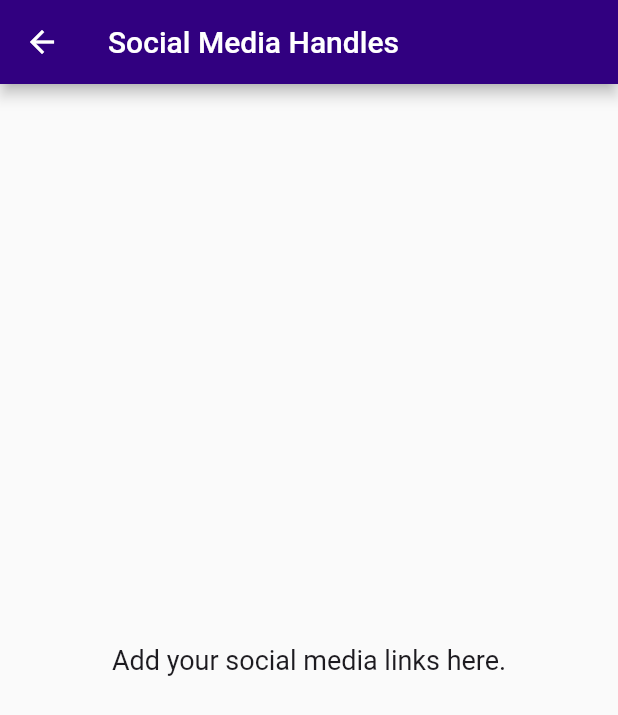
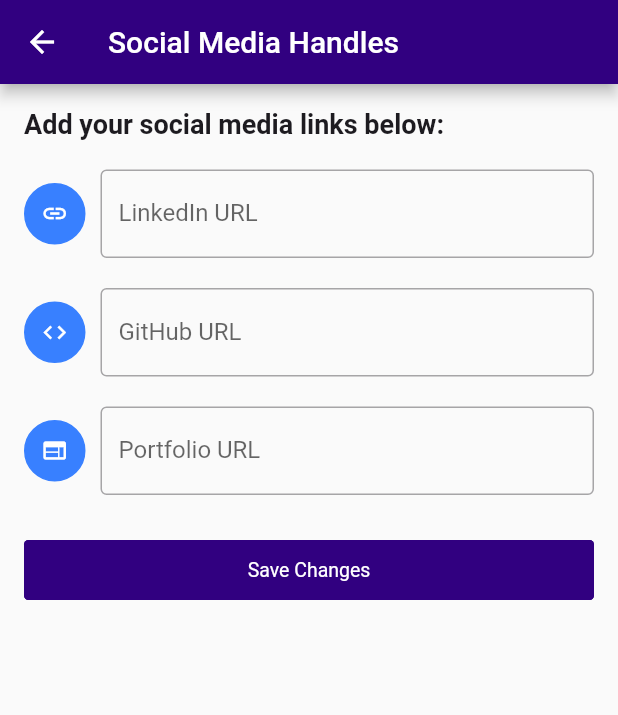
Before and after one commit to Rithik1611/team_up, a Flutter app: the SocialMediaPage screen opened directly, on a phone screen of 412 x 824 dp. Shown: the top 715 px of the screen. Run offline on Flutter 3.47's test engine with Material 3 defaults, Android fonts, the phone set to English and light mode, and no system bars; drawn by our look-alikes of getwidget; our stand-ins replace awesome_snackbar_content, curved_navigation_bar, dio, dropdown_search, google_fonts, image_picker and 1 more.

Commit message:
Social media handles

```diff
--- a/lib/view/social_media_page.dart
+++ b/lib/view/social_media_page.dart
@@ -1,7 +1,61 @@
 import 'package:flutter/material.dart';
+import 'package:getwidget/getwidget.dart';
+import 'package:url_launcher/url_launcher.dart';
 
-class SocialMediaPage extends StatelessWidget {
+class SocialMediaPage extends StatefulWidget {
   const SocialMediaPage({Key? key}) : super(key: key);
+
+  @override
+  _SocialMediaPageState createState() => _SocialMediaPageState();
+}
+
+class _SocialMediaPageState extends State<SocialMediaPage> {
+  // Controllers to capture the input
+  final TextEditingController _linkedInController = TextEditingController();
+  final TextEditingController _githubController = TextEditingController();
+  final TextEditingController _portfolioController = TextEditingController();
+
+  // Variables to store saved URLs and track edit state
+  String? _linkedInUrl;
+  String? _githubUrl;
+  String? _portfolioUrl;
+  bool _isEditing = true;
+
+  // Function to handle the save action
+  void _saveChanges() {
+    String linkedIn = _linkedInController.text.trim();
+    String github = _githubController.text.trim();
+    String portfolio = _portfolioController.text.trim();
+
+    if (linkedIn.isNotEmpty && github.isNotEmpty && portfolio.isNotEmpty) {
+      // Save the URLs
+      setState(() {
+        _linkedInUrl = linkedIn;
+        _githubUrl = github;
+        _portfolioUrl = portfolio;
+        _isEditing = false; // Disable editing mode
+      });
+
+      ScaffoldMessenger.of(context).showSnackBar(
+        const SnackBar(content: Text('Social media links saved successfully!')),
+      );
+    } else {
+      ScaffoldMessenger.of(context).showSnackBar(
+        const SnackBar(content: Text('Please fill in all the fields.')),
+      );
+    }
+  }
+
+  // Function to launch URLs
+  Future<void> _launchUrl(String url) async {
+    if (await canLaunch(url)) {
+      await launch(url);
+    } else {
+      ScaffoldMessenger.of(context).showSnackBar(
+        const SnackBar(content: Text('Could not launch URL')),
+      );
+    }
+  }
 
   @override
   Widget build(BuildContext context) {
@@ -10,12 +64,118 @@ class SocialMediaPage extends StatelessWidget {
         title: const Text('Social Media Handles'),
         backgroundColor: const Color.fromARGB(255, 49, 0, 128),
       ),
-      body: Center(
-        child: Text(
-          'Add your social media links here.',
-          style: TextStyle(fontSize: 18),
+      body: Padding(
+        padding: const EdgeInsets.all(16.0),
+        child: Column(
+          crossAxisAlignment: CrossAxisAlignment.start,
+          children: [
+            const Text(
+              'Add your social media links below:',
+              style: TextStyle(fontSize: 18, fontWeight: FontWeight.bold),
+            ),
+            const SizedBox(height: 20),
+
+            // LinkedIn URL field or link
+            _isEditing
+                ? _buildEditableField(_linkedInController, Icons.link, 'LinkedIn URL', 'Enter your LinkedIn profile link')
+                : _buildLinkDisplay(_linkedInUrl!, Icons.link),
+
+            const SizedBox(height: 20),
+
+            // GitHub URL field or link
+            _isEditing
+                ? _buildEditableField(_githubController, Icons.code, 'GitHub URL', 'Enter your GitHub profile link')
+                : _buildLinkDisplay(_githubUrl!, Icons.code),
+
+            const SizedBox(height: 20),
+
+            // Portfolio URL field or link
+            _isEditing
+                ? _buildEditableField(_portfolioController, Icons.web, 'Portfolio URL', 'Enter your portfolio link')
+                : _buildLinkDisplay(_portfolioUrl!, Icons.web),
+
+            const SizedBox(height: 30),
+
+            // Save or Edit Button
+            Center(
+              child: _isEditing
+                  ? GFButton(
+                      onPressed: _saveChanges,
+                      text: 'Save Changes',
+                      color: const Color.fromARGB(255, 49, 0, 128),
+                      fullWidthButton: true,
+                    )
+                  : GFButton(
+                      onPressed: () {
+                        setState(() {
+                          _isEditing = true; // Enable editing mode
+                        });
+                      },
+                      text: 'Edit',
+                      color: Colors.grey,
+                      fullWidthButton: true,
+                    ),
+            ),
+          ],
         ),
       ),
     );
   }
+
+  // Widget for displaying the editable text fields
+  Widget _buildEditableField(TextEditingController controller, IconData icon, String label, String hint) {
+    return Row(
+      children: [
+        GFIconButton(
+          onPressed: () {},
+          icon: Icon(icon),
+          shape: GFIconButtonShape.circle,
+        ),
+        const SizedBox(width: 10),
+        Expanded(
+          child: TextField(
+            controller: controller,
+            decoration: InputDecoration(
+              labelText: label,
+              hintText: hint,
+              border: const OutlineInputBorder(),
+            ),
+          ),
+        ),
+      ],
+    );
+  }
+
+  // Widget for displaying clickable links with actual URL text
+  Widget _buildLinkDisplay(String url, IconData icon) {
+    return Row(
+      children: [
+        GFIconButton(
+          onPressed: () => _launchUrl(url),
+          icon: Icon(icon),
+          shape: GFIconButtonShape.circle,
+        ),
+        const SizedBox(width: 10),
+        GestureDetector(
+          onTap: () => _launchUrl(url),
+          child: Text(
+            url,
+            style: const TextStyle(
+              fontSize: 16,
+              color: Colors.blue,
+              decoration: TextDecoration.underline,
+            ),
+          ),
+        ),
+      ],
+    );
+  }
+
+  @override
+  void dispose() {
+    _linkedInController.dispose();
+    _githubController.dispose();
+    _portfolioController.dispose();
+    super.dispose();
+  }
 }
```
Also changed, not shown: pubspec.yaml (+7 -10 lines), pubspec.lock, 5 other files.
